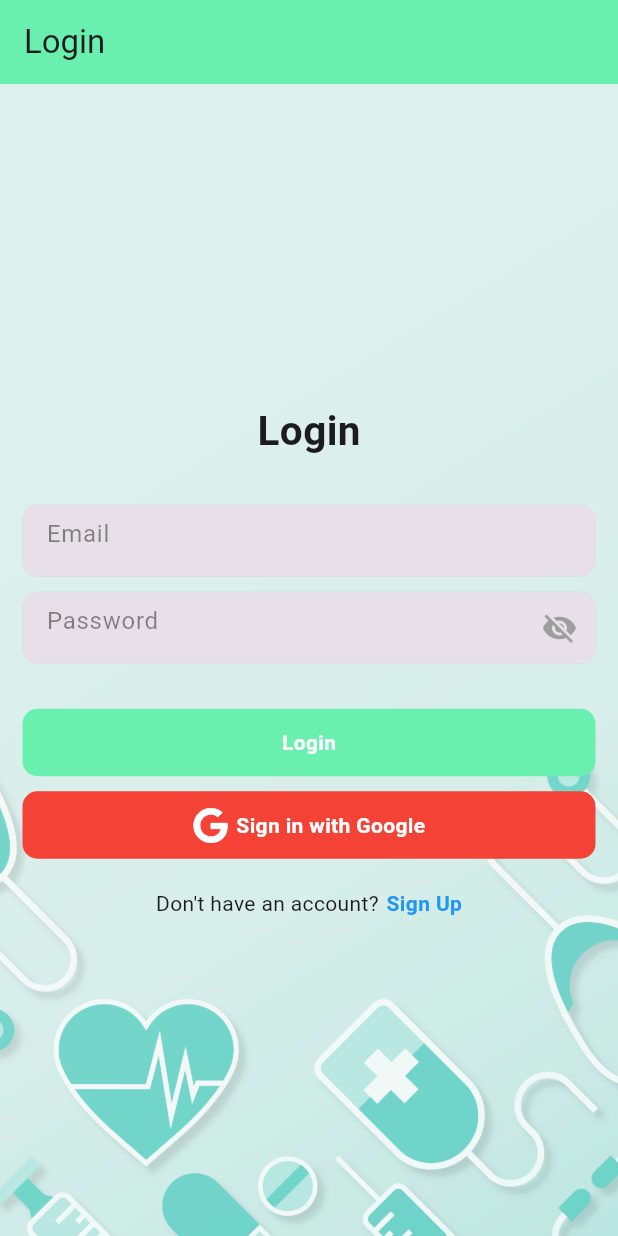
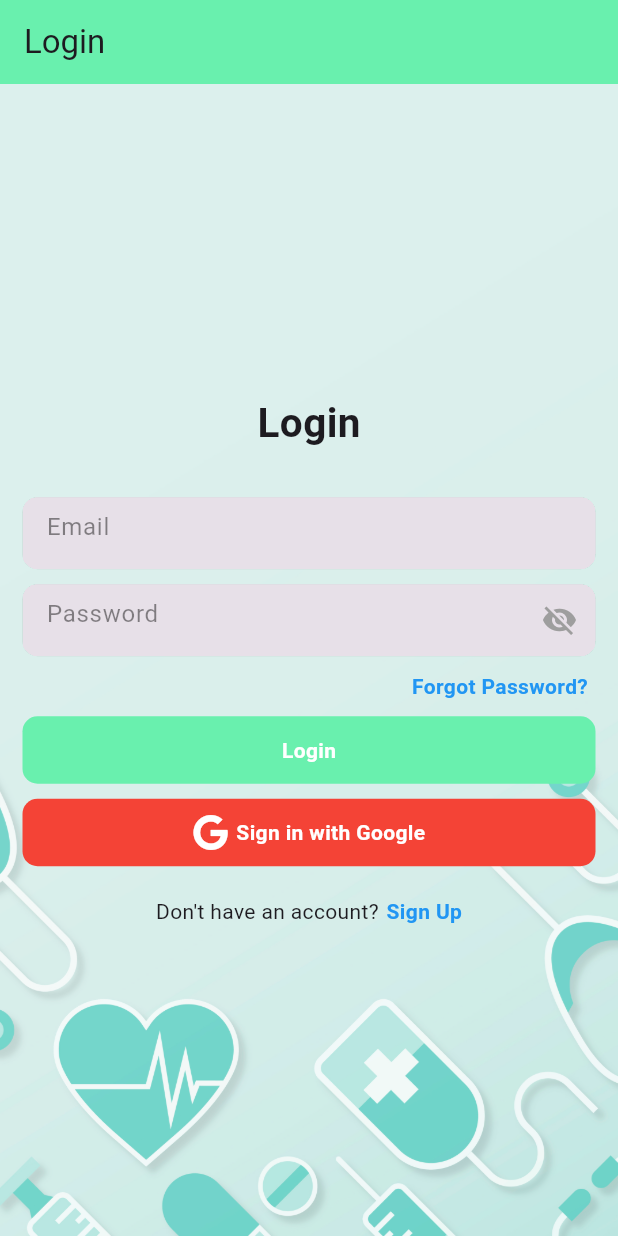
Before and after one commit to EmirZouabi/prothesi_app, a Flutter app: the screen it shows after launch, on a phone screen of 412 x 824 dp. Run offline on Flutter 3.47's test engine with Material 3 defaults, Android fonts, the phone set to English and light mode, and no system bars; our stand-ins replace firebase_auth, firebase_core, fluttertoast, font_awesome_flutter, google_sign_in; accounts and stored records are empty.

Commit message:
Forgotpasswor

```diff
--- a/lib/features/user_auth/presentation/pages/login_page.dart
+++ b/lib/features/user_auth/presentation/pages/login_page.dart
@@ -7,6 +7,8 @@ import 'package:flutter/material.dart';
 import 'package:firebase_auth/firebase_auth.dart';
 import 'package:font_awesome_flutter/font_awesome_flutter.dart';
 import 'package:google_sign_in/google_sign_in.dart';
+
+import 'ForgotPasswordPage.dart';
 
 class LoginPage extends StatefulWidget {
   const LoginPage({Key? key}) : super(key: key);
@@ -55,18 +57,52 @@ class _LoginPageState extends State<LoginPage> {
                   style: TextStyle(fontSize: 27, fontWeight: FontWeight.bold),
                 ),
                 SizedBox(height: 30),
+
+
                 FormContainerWidget(
                   controller: _emailController,
                   hintText: "Email",
                   isPasswordField: false,
                 ),
+
+
+
                 SizedBox(height: 10),
+
+
+
+
                 FormContainerWidget(
                   controller: _passwordController,
                   hintText: "Password",
                   isPasswordField: true,
                 ),
-                SizedBox(height: 30),
+
+                SizedBox(height:10),
+
+                Padding(
+                  padding: const EdgeInsets.symmetric(horizontal: 5.0),
+                  child: Row(
+                    mainAxisAlignment: MainAxisAlignment.end,
+                    children: [
+                      GestureDetector(
+                        onTap:(){
+                          Navigator.push(context, MaterialPageRoute(builder: (context) => ForgotPasswordPage()) ,);
+                },
+                        child: Text('Forgot Password?',
+                            style: TextStyle(
+                              color: Colors.blue,
+                              fontWeight: FontWeight.bold,
+                            ),
+                        ),
+                      ),
+                    ],
+                  ),
+                ),
+
+//        Navigator.push(context, MaterialPageRoute(builder: (context) => HomePage()),);
+
+                SizedBox(height: 10),
                 GestureDetector(
                   onTap: _login,
                   child: Container(
```
Also changed, not shown: lib/features/user_auth/presentation/pages/ForgotPasswordPage.dart (added, +89 -0 lines).
